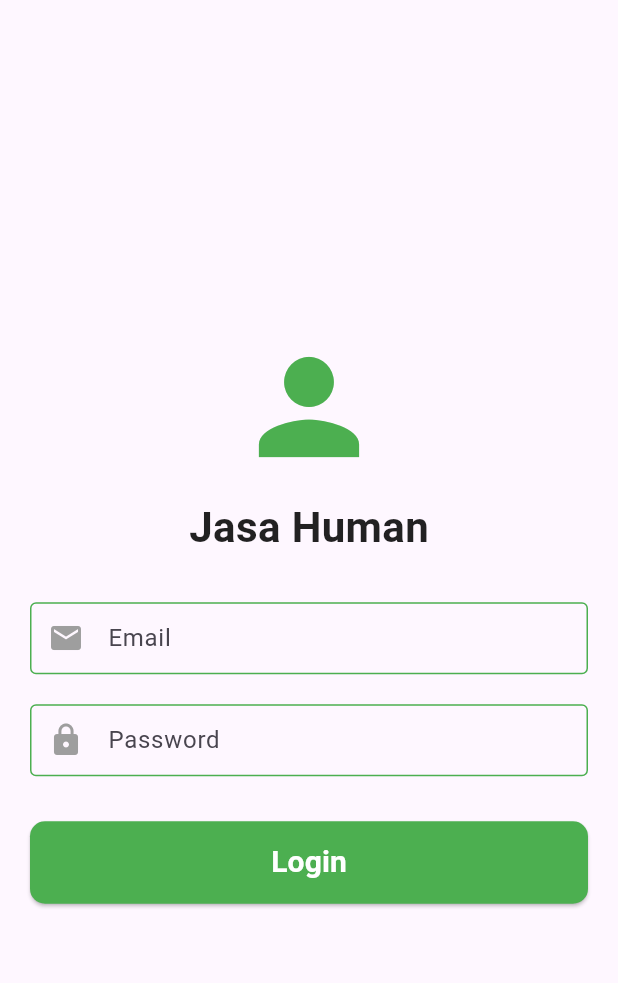
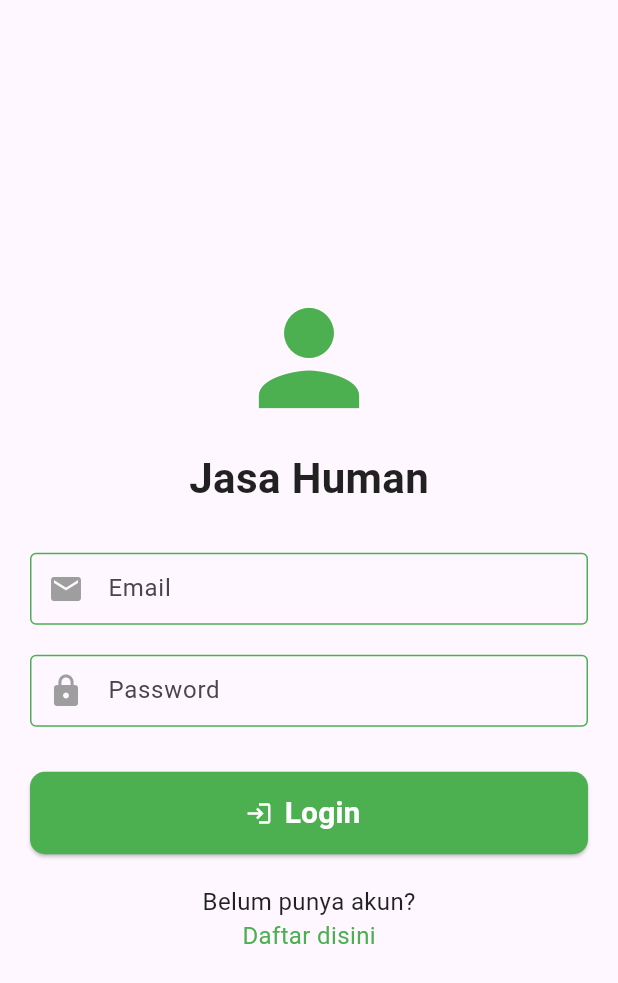
Before and after one commit to Reivaldy-Zaen/JasaHuman, a Flutter app: the screen it shows after launch, on a phone screen of 412 x 824 dp. Shown: the top 983 px of the screen. Run offline on Flutter 3.47's test engine with Material 3 defaults, Android fonts, the phone set to English and light mode, and no system bars.

Commit message:
irghi 2 login

```diff
--- a/mobile/lib/login_screen.dart
+++ b/mobile/lib/login_screen.dart
@@ -1,4 +1,6 @@
 import 'package:flutter/material.dart';
+import 'register_screen.dart';
+
 
 class LoginScreen extends StatelessWidget {
   const LoginScreen({Key? key}) : super(key: key);
@@ -17,11 +19,7 @@ class LoginScreen extends StatelessWidget {
             mainAxisSize: MainAxisSize.min, // supaya ketengah, nggak stretch
             mainAxisAlignment: MainAxisAlignment.center,
             children: [
-              const Icon(
-                Icons.person,
-                size: 100,
-                color: Colors.green,
-              ),
+              const Icon(Icons.person, size: 100, color: Colors.green),
               const SizedBox(height: 10),
               const Text(
                 'Jasa Human',
@@ -66,7 +64,7 @@ class LoginScreen extends StatelessWidget {
               SizedBox(
                 width: double.infinity,
                 height: 55,
-                child: ElevatedButton(
+                child: ElevatedButton.icon(
                   onPressed: () {
                     // TODO: Implement login functionality
                   },
@@ -76,7 +74,8 @@ class LoginScreen extends StatelessWidget {
                       borderRadius: BorderRadius.circular(10),
                     ),
                   ),
-                  child: const Text(
+                  icon: const Icon(Icons.login, color: Colors.white),
+                  label: const Text(
                     'Login',
                     style: TextStyle(
                       fontSize: 20,
@@ -86,6 +85,31 @@ class LoginScreen extends StatelessWidget {
                   ),
                 ),
               ),
+              const SizedBox(
+                height: 20,
+              ),
+              const Text(
+                'Belum punya akun?',
+                style: TextStyle(
+                  fontSize: 16,
+                  color: Colors.black87,
+                ),
+              ),
+              GestureDetector(
+                onTap: () {
+                  Navigator.push(context, MaterialPageRoute(builder: (context)=> const RegisterScreen(),
+                  ),
+                );
+                  // TODO: Implement registration functionality
+                },
+                child: const Text(
+                  'Daftar disini',
+                  style: TextStyle(
+                    fontSize: 16,
+                    color: Colors.green
+                  )
+                ),
+              ),
             ],
           ),
         ),
```
Also changed, not shown: mobile/lib/register_screen.dart (added, +32 -0 lines).
